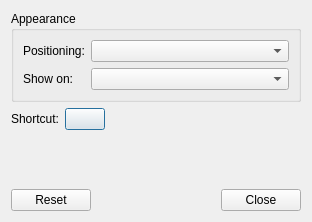
This is configuredialog/configuredialog.ui in lxqt/lxqt-runner as Qt 5 draws it before an edit. The edited form follows.
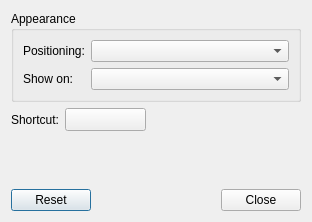
This is the edited form. Custom widgets are drawn as their Qt base class.

Commit message: Experimental submenu added to shortcut selector button

The edit to the form file:
```diff
--- a/configuredialog/configuredialog.ui
+++ b/configuredialog/configuredialog.ui
@@ -59,6 +59,12 @@
        </item>
        <item row="0" column="1">
         <widget class="ShortcutSelector" name="shortcutEd">
+         <property name="minimumSize">
+          <size>
+           <width>81</width>
+           <height>0</height>
+          </size>
+         </property>
          <property name="text">
           <string/>
          </property>
@@ -109,7 +115,7 @@
  <customwidgets>
   <customwidget>
    <class>ShortcutSelector</class>
-   <extends>QPushButton</extends>
+   <extends>QToolButton</extends>
    <header location="global">razor-global-key-shortcut-selector/shortcut_selector.h</header>
   </customwidget>
  </customwidgets>
```
The commit also changes 4 other files.
